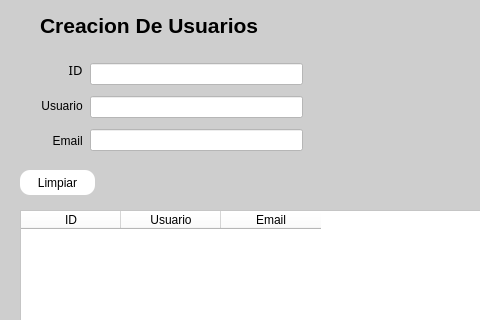
This is src/002_usuarios.ui in rvqzs/tresPatitos as Qt 5 draws it before an edit; both pictures show x 0 to 480 and y 0 to 320 of the 576 by 469 pixel window. The edited form follows.
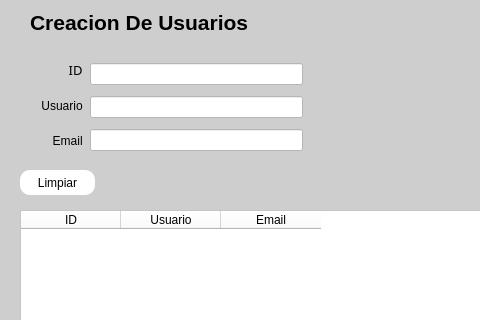
This is the edited form. Icons and pictures are not drawn.

What changed in the file:
```diff
--- a/src/002_usuarios.ui
+++ b/src/002_usuarios.ui
@@ -30,20 +30,29 @@
     <normaloff>../res/iconUsuarios.png</normaloff>../res/iconUsuarios.png</iconset>
   </property>
   <property name="autoFillBackground">
-   <bool>false</bool>
+   <bool>true</bool>
   </property>
   <property name="styleSheet">
    <string notr="true">background-color: rgb(206, 206, 206);</string>
   </property>
   <widget class="QLabel" name="label">
+   <property name="enabled">
+    <bool>true</bool>
+   </property>
    <property name="geometry">
     <rect>
-     <x>40</x>
-     <y>0</y>
+     <x>30</x>
+     <y>10</y>
      <width>241</width>
-     <height>51</height>
+     <height>31</height>
     </rect>
    </property>
+   <property name="sizePolicy">
+    <sizepolicy hsizetype="Preferred" vsizetype="Preferred">
+     <horstretch>0</horstretch>
+     <verstretch>0</verstretch>
+    </sizepolicy>
+   </property>
    <property name="font">
     <font>
      <pointsize>16</pointsize>
@@ -54,6 +63,15 @@
    <property name="text">
     <string>Creacion De Usuarios</string>
    </property>
+   <property name="textFormat">
+    <enum>Qt::RichText</enum>
+   </property>
+   <property name="scaledContents">
+    <bool>true</bool>
+   </property>
+   <property name="alignment">
+    <set>Qt::AlignLeading|Qt::AlignLeft|Qt::AlignTop</set>
+   </property>
   </widget>
   <widget class="QTableWidget" name="tblUsuarios">
    <property name="geometry">
```
Left out of the diff: 15 changed lines with no effect on the pictures.
